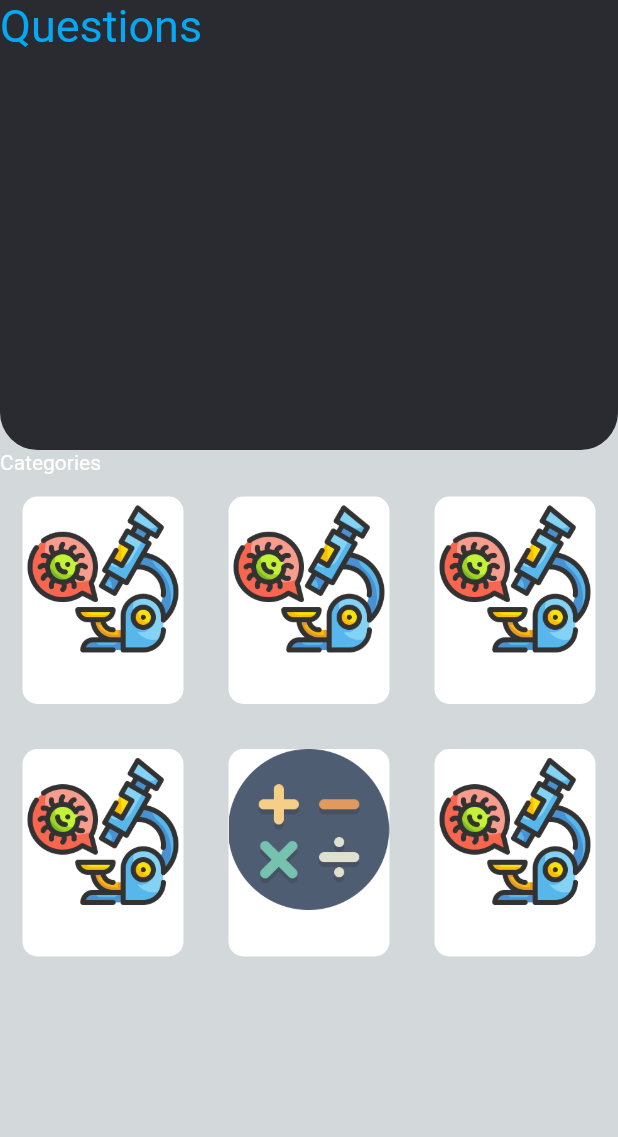
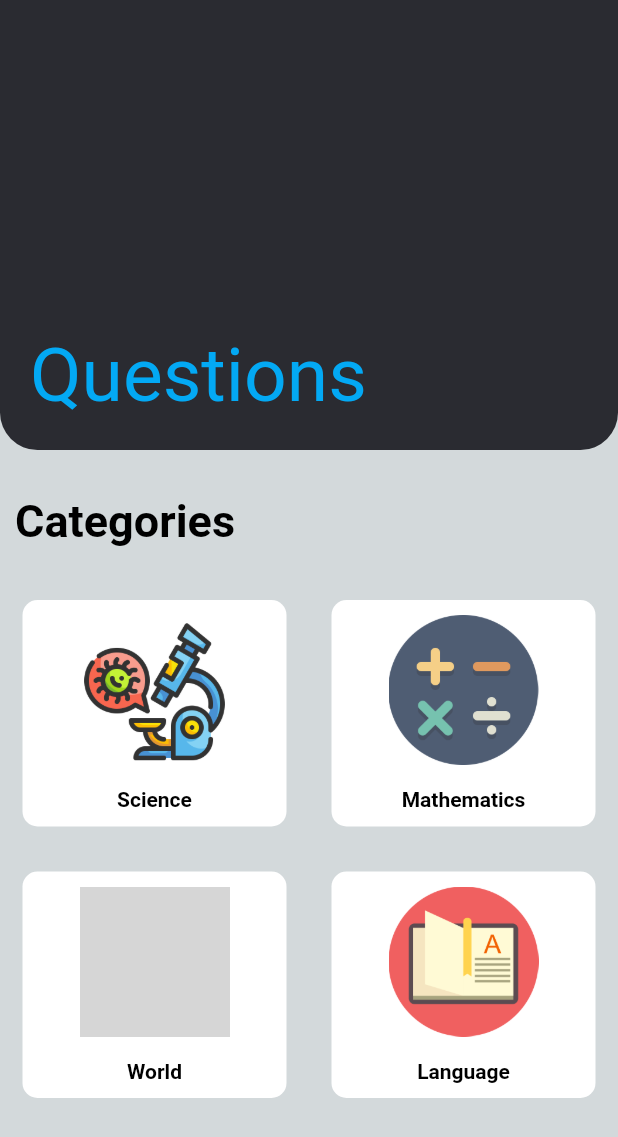
Before and after one commit to Akash701/Quizzley, a Flutter app: the screen it shows after launch, on a phone screen of 412 x 824 dp. Shown: the top 1137 px of the screen. Run offline on Flutter 3.47's test engine with Material 2 defaults, Android fonts, the light colour scheme and no system bars; grey boxes are pictures that could not be loaded.

Commit message:
Heading set

```diff
--- a/lib/Character.dart
+++ b/lib/Character.dart
@@ -9,15 +9,22 @@ class Character extends StatelessWidget {
     return Column(
       mainAxisAlignment: MainAxisAlignment.center,
       children: [
+        SizedBox(
+          height: 10,
+        ),
         Image.asset(
           image,
+          height: 100,
         ),
         SizedBox(
           height: 15,
         ),
         Text(
           label,
-          // style: ,
+          style: TextStyle(color: Colors.black, fontWeight: FontWeight.bold),
+        ),
+        SizedBox(
+          height: 10,
         ),
       ],
     );
--- a/lib/Home.dart
+++ b/lib/Home.dart
@@ -16,13 +16,15 @@ class _HomeScreenState extends State<HomeScreen> {
         crossAxisAlignment: CrossAxisAlignment.stretch,
         children: [
           Container(
-            // alignment: Alignment.topCenter,
-            // width: 0.5,
-            child: Text('Questions',
-                style: TextStyle(
-                  fontSize: 30,
-                  color: Colors.lightBlue,
-                )),
+            child: Container(
+              alignment: Alignment.bottomLeft,
+              margin: EdgeInsets.all(20),
+              child: Text('Questions',
+                  style: TextStyle(
+                    fontSize: 50,
+                    color: Colors.lightBlue,
+                  )),
+            ),
             height: 300,
             decoration: BoxDecoration(
               color: Color(0xFF2A2B31),
@@ -32,7 +34,23 @@ class _HomeScreenState extends State<HomeScreen> {
               ),
             ),
           ),
-          Text("Categories"),
+          SizedBox(
+            height: 30,
+          ),
+          Container(
+            padding: EdgeInsets.only(left: 10),
+            child: Text(
+              "Categories",
+              style: TextStyle(
+                fontSize: 30,
+                color: Colors.black,
+                fontWeight: FontWeight.w600,
+              ),
+            ),
+          ),
+          SizedBox(
+            height: 20,
+          ),
           Column(
             mainAxisAlignment: MainAxisAlignment.center,
             children: [
@@ -49,7 +67,7 @@ class _HomeScreenState extends State<HomeScreen> {
                       colour: Colors.white,
                       cardchild: Character(
                         image: ('images/Science.png'),
-                        label: ('MALE'),
+                        label: ('Science'),
                       ),
                     ),
                   ),
@@ -63,23 +81,8 @@ class _HomeScreenState extends State<HomeScreen> {
                       },
                       colour: Colors.white,
                       cardchild: Character(
-                        image: ("images/Science.png"),
-                        label: ('MALE'),
-                      ),
-                    ),
-                  ),
-                  // SizedBox(
-                  //   width: 10,
-                  // ),
-                  Expanded(
-                    child: Category(
-                      onPress: () {
-                        setState(() {});
-                      },
-                      colour: Colors.white,
-                      cardchild: Character(
-                        image: ("images/Science.png"),
-                        label: ('MALE'),
+                        image: ("images/Maths.png"),
+                        label: ('Mathematics'),
                       ),
                     ),
                   ),
@@ -100,8 +103,8 @@ class _HomeScreenState extends State<HomeScreen> {
                       },
                       colour: Colors.white,
                       cardchild: Character(
-                        image: ("images/Science.png"),
-                        label: ('MALE'),
+                        image: ("images/World.png"),
+                        label: ('World'),
                       ),
                     ),
                   ),
@@ -115,23 +118,8 @@ class _HomeScreenState extends State<HomeScreen> {
                       },
                       colour: Colors.white,
                       cardchild: Character(
-                        image: ("images/Maths.png"),
-                        label: ('MALE'),
-                      ),
-                    ),
-                  ),
-                  // SizedBox(
-                  //   width: 10,
-                  // ),
-                  Expanded(
-                    child: Category(
-                      onPress: () {
-                        setState(() {});
-                      },
-                      colour: Colors.white,
-                      cardchild: Character(
-                        image: ("images/Science.png"),
-                        label: ('MALE'),
+                        image: ("images/Language.png"),
+                        label: ('Language'),
                       ),
                     ),
                   ),
```
